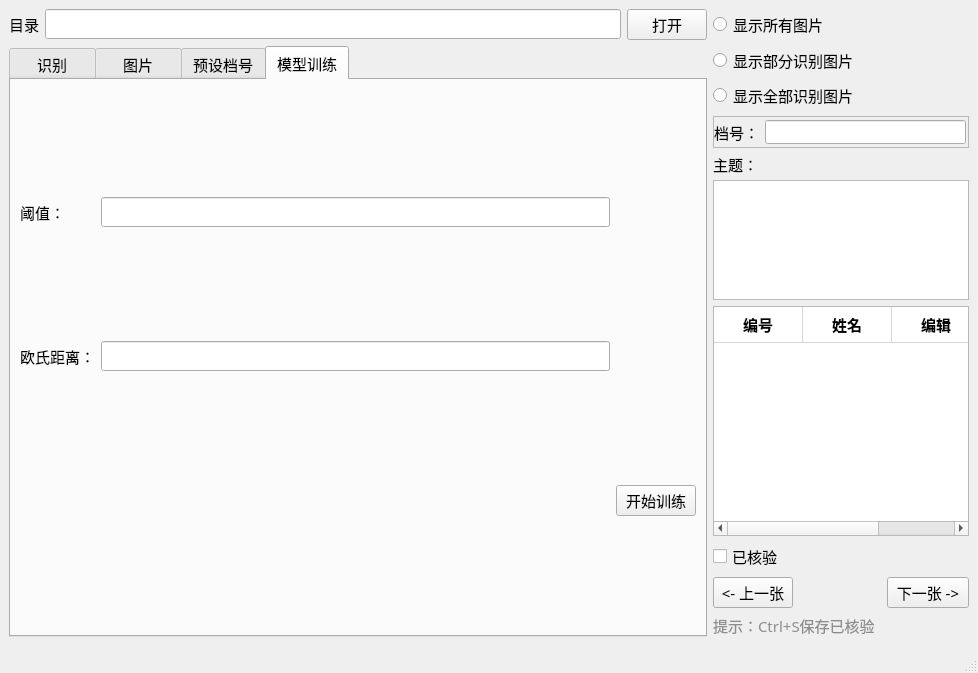
First picture: the form in qt/mainwindow.ui, repository Chieoho/photo_arch, before the edit.
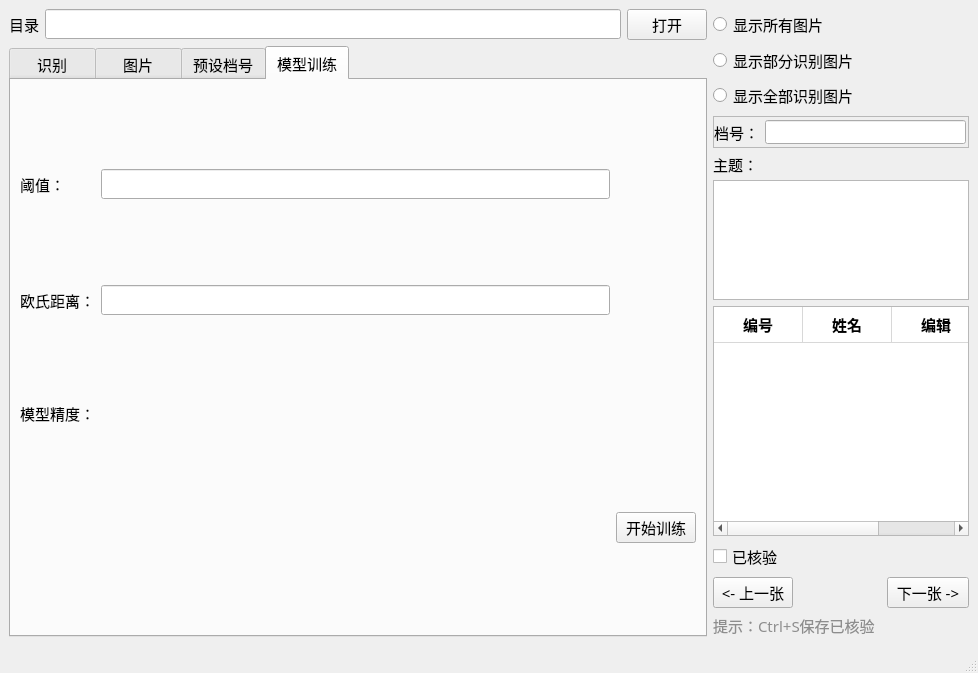
Second picture: the form after the edit. The open tabs and pages were chosen to show the change.

Commit message: 1、阈值和欧式距离参数在开始运行里给；2、处理radioButton的细节；3、增加和实现获取档号信息的接口；4、训练结束后显示模型精度。

What changed in the file:
```diff
--- a/qt/mainwindow.ui
+++ b/qt/mainwindow.ui
@@ -581,14 +581,7 @@
        <attribute name="title">
         <string>模型训练</string>
        </attribute>
-       <layout class="QGridLayout" name="gridLayout_4">
-        <item row="2" column="2">
-         <widget class="QPushButton" name="train_pushButton">
-          <property name="text">
-           <string>开始训练</string>
-          </property>
-         </widget>
-        </item>
+       <layout class="QGridLayout" name="gridLayout_3">
         <item row="0" column="0">
          <widget class="QLabel" name="label_4">
           <property name="text">
@@ -609,6 +602,42 @@
         <item row="1" column="1">
          <widget class="QLineEdit" name="distance_lineEdit"/>
         </item>
+        <item row="2" column="0">
+         <widget class="QLabel" name="label_12">
+          <property name="maximumSize">
+           <size>
+            <width>16777215</width>
+            <height>25</height>
+           </size>
+          </property>
+          <property name="text">
+           <string>模型精度：</string>
+          </property>
+         </widget>
+        </item>
+        <item row="2" column="1">
+         <widget class="QLabel" name="model_acc_label">
+          <property name="maximumSize">
+           <size>
+            <width>16777215</width>
+            <height>25</height>
+           </size>
+          </property>
+          <property name="text">
+           <string/>
+          </property>
+          <property name="alignment">
+           <set>Qt::AlignCenter</set>
+          </property>
+         </widget>
+        </item>
+        <item row="3" column="2">
+         <widget class="QPushButton" name="train_pushButton">
+          <property name="text">
+           <string>开始训练</string>
+          </property>
+         </widget>
+        </item>
        </layout>
       </widget>
      </widget>
```
Left out of the diff: 528 changed lines with no effect on the pictures. The commit also changes 5 other files.
